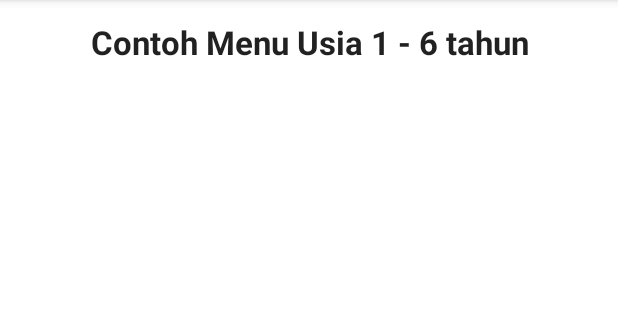
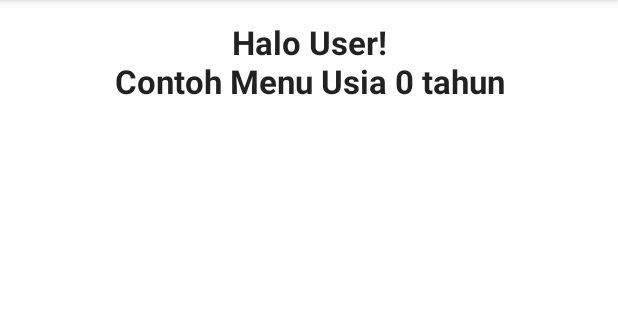
Before and after one commit to Fatimazza/Pedionutricare, an Android app built with Jetpack Compose: the FoodSampleActivity screen opened directly, with no data from a screen before it, on a phone screen of 412 x 824 dp, the part 84-404 px from its top. Run offline under Robolectric (Android 15) with nearby library versions, the phone set to English and light mode, and no system bars.

Commit message:
Sample - Get saved User Data from DataStore Preferences

```diff
--- a/app/src/main/java/xyz/codingwithza/pedionutricare/FoodSampleActivity.kt
+++ b/app/src/main/java/xyz/codingwithza/pedionutricare/FoodSampleActivity.kt
@@ -9,13 +9,16 @@ import androidx.compose.material.Scaffold
 import androidx.compose.material.Text
 import androidx.compose.material.TopAppBar
 import androidx.compose.runtime.Composable
+import androidx.compose.runtime.collectAsState
 import androidx.compose.ui.Modifier
+import androidx.compose.ui.platform.LocalContext
 import androidx.compose.ui.res.stringResource
 import androidx.compose.ui.text.font.FontWeight
 import androidx.compose.ui.text.style.TextAlign
 import androidx.compose.ui.tooling.preview.Preview
 import androidx.compose.ui.unit.dp
 import androidx.compose.ui.unit.sp
+import xyz.codingwithza.pedionutricare.datastore.StoreUserData
 import xyz.codingwithza.pedionutricare.ui.theme.PedionutricareTheme
 
 class FoodSampleActivity : ComponentActivity() {
@@ -44,12 +47,27 @@ fun FoodSampleScreen() {
 fun FoodSample(
     modifier: Modifier = Modifier
 ) {
+    val context = LocalContext.current
+    val dataStore = StoreUserData(context)
+
+    val userName = dataStore
+        .getUserName.collectAsState(initial = "")
+    val userAge = dataStore
+        .getUserAge.collectAsState(initial = 0)
+
     LazyColumn(
         modifier.padding(16.dp)
     ) {
         item {
             Text(
-                text = "Contoh Menu Usia 1 - 6 tahun",
+                text = "Halo ${userName.value}!",
+                textAlign = TextAlign.Center,
+                fontWeight = FontWeight.Bold,
+                fontSize = 22.sp,
+                modifier = modifier.fillMaxWidth(),
+            )
+            Text(
+                text = "Contoh Menu Usia ${userAge.value} tahun",
                 textAlign = TextAlign.Center,
                 fontWeight = FontWeight.Bold,
                 fontSize = 22.sp,
```
